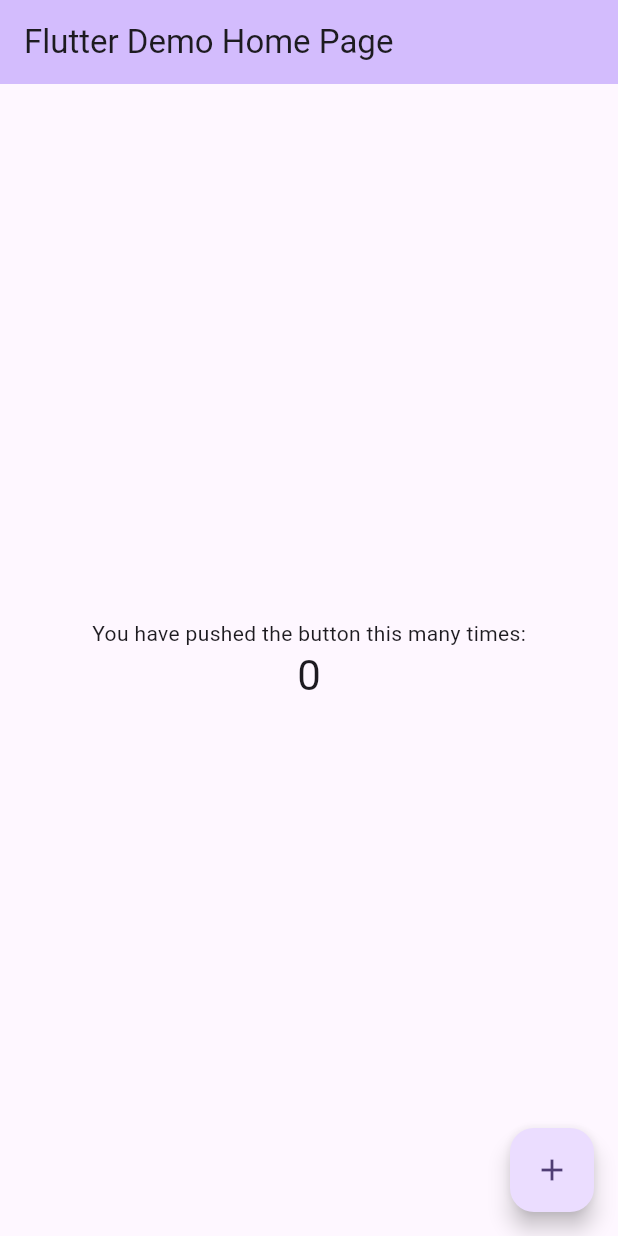
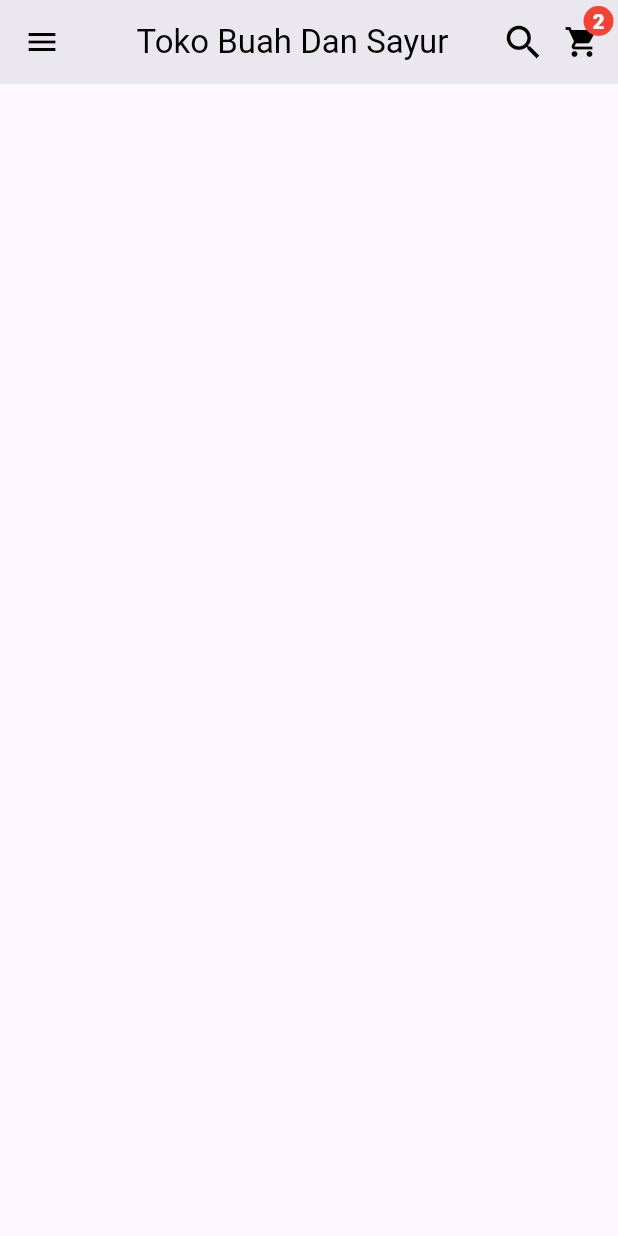
Before and after one commit to adnfutuh/grocery_app, a Flutter app: the screen it shows after launch, on a phone screen of 412 x 824 dp. Run offline on Flutter 3.47's test engine with Material 3 defaults, Android fonts, the phone set to English and light mode, and no system bars.

Commit message:
feat : add appbar

```diff
--- a/lib/main.dart
+++ b/lib/main.dart
@@ -11,115 +11,84 @@ class MyApp extends StatelessWidget {
   @override
   Widget build(BuildContext context) {
     return MaterialApp(
-      title: 'Flutter Demo',
-      theme: ThemeData(
-        // This is the theme of your application.
-        //
-        // TRY THIS: Try running your application with "flutter run". You'll see
-        // the application has a purple toolbar. Then, without quitting the app,
-        // try changing the seedColor in the colorScheme below to Colors.green
-        // and then invoke "hot reload" (save your changes or press the "hot
-        // reload" button in a Flutter-supported IDE, or press "r" if you used
-        // the command line to start the app).
-        //
-        // Notice that the counter didn't reset back to zero; the application
-        // state is not lost during the reload. To reset the state, use hot
-        // restart instead.
-        //
-        // This works for code too, not just values: Most code changes can be
-        // tested with just a hot reload.
-        colorScheme: ColorScheme.fromSeed(seedColor: Colors.deepPurple),
-        useMaterial3: true,
+        title: 'Flutter Demo',
+        debugShowCheckedModeBanner: false,
+        theme: ThemeData(
+          colorScheme: ColorScheme.fromSeed(seedColor: Colors.deepPurple),
+          useMaterial3: true,
+        ),
+        home: const MainPage());
+  }
+}
+
+class MainPage extends StatefulWidget {
+  const MainPage({super.key});
+
+  @override
+  State<MainPage> createState() => _MainPageState();
+}
+
+class _MainPageState extends State<MainPage> {
+  @override
+  Widget build(BuildContext context) {
+    return Scaffold(
+      appBar: AppBar(
+        elevation: 20,
+        backgroundColor: Colors.white,
+        leading: const Icon(
+          Icons.menu,
+          color: Colors.black,
+        ),
+        title: const Center(
+          child: Text(
+            'Toko Buah Dan Sayur',
+            style: TextStyle(color: Colors.black),
+          ),
+        ),
+        actions: [
+          const Row(
+            children: [
+              Icon(
+                Icons.search,
+                color: Colors.black,
+                size: 30,
+              ),
+            ],
+          ),
+          Stack(
+            children: [
+              IconButton(
+                onPressed: (() {}),
+                icon: const Icon(
+                  Icons.shopping_cart,
+                  color: Colors.black,
+                ),
+              ),
+              Positioned(
+                top: 0,
+                right: 3,
+                child: Container(
+                  height: 20,
+                  width: 20,
+                  decoration: const BoxDecoration(
+                    shape: BoxShape.circle,
+                    color: Colors.red,
+                  ),
+                  child: const Center(
+                    child: Text(
+                      '2',
+                      style: TextStyle(
+                        color: Colors.white,
+                        fontWeight: FontWeight.w800,
+                      ),
+                    ),
+                  ),
+                ),
+              )
+            ],
+          )
+        ],
       ),
-      home: const MyHomePage(title: 'Flutter Demo Home Page'),
     );
   }
 }
-
-class MyHomePage extends StatefulWidget {
-  const MyHomePage({super.key, required this.title});
-
-  // This widget is the home page of your application. It is stateful, meaning
-  // that it has a State object (defined below) that contains fields that affect
-  // how it looks.
-
-  // This class is the configuration for the state. It holds the values (in this
-  // case the title) provided by the parent (in this case the App widget) and
-  // used by the build method of the State. Fields in a Widget subclass are
-  // always marked "final".
-
-  final String title;
-
-  @override
-  State<MyHomePage> createState() => _MyHomePageState();
-}
-
-class _MyHomePageState extends State<MyHomePage> {
-  int _counter = 0;
-
-  void _incrementCounter() {
-    setState(() {
-      // This call to setState tells the Flutter framework that something has
-      // changed in this State, which causes it to rerun the build method below
-      // so that the display can reflect the updated values. If we changed
-      // _counter without calling setState(), then the build method would not be
-      // called again, and so nothing would appear to happen.
-      _counter++;
-    });
-  }
-
-  @override
-  Widget build(BuildContext context) {
-    // This method is rerun every time setState is called, for instance as done
-    // by the _incrementCounter method above.
-    //
-    // The Flutter framework has been optimized to make rerunning build methods
-    // fast, so that you can just rebuild anything that needs updating rather
-    // than having to individually change instances of widgets.
-    return Scaffold(
-      appBar: AppBar(
-        // TRY THIS: Try changing the color here to a specific color (to
-        // Colors.amber, perhaps?) and trigger a hot reload to see the AppBar
-        // change color while the other colors stay the same.
-        backgroundColor: Theme.of(context).colorScheme.inversePrimary,
-        // Here we take the value from the MyHomePage object that was created by
-        // the App.build method, and use it to set our appbar title.
-        title: Text(widget.title),
-      ),
-      body: Center(
-        // Center is a layout widget. It takes a single child and positions it
-        // in the middle of the parent.
-        child: Column(
-          // Column is also a layout widget. It takes a list of children and
-          // arranges them vertically. By default, it sizes itself to fit its
-          // children horizontally, and tries to be as tall as its parent.
-          //
-          // Column has various properties to control how it sizes itself and
-          // how it positions its children. Here we use mainAxisAlignment to
-          // center the children vertically; the main axis here is the vertical
-          // axis because Columns are vertical (the cross axis would be
-          // horizontal).
-          //
-          // TRY THIS: Invoke "debug painting" (choose the "Toggle Debug Paint"
-          // action in the IDE, or press "p" in the console), to see the
-          // wireframe for each widget.
-          mainAxisAlignment: MainAxisAlignment.center,
-          children: <Widget>[
-            const Text(
-              'You have pushed the button this many times:',
-            ),
-            Text(
-              '$_counter',
-              style: Theme.of(context).textTheme.headlineMedium,
-            ),
-          ],
-        ),
-      ),
-      floatingActionButton: FloatingActionButton(
-        onPressed: _incrementCounter,
-        tooltip: 'Increment',
-        child: const Icon(Icons.add),
-      ), // This trailing comma makes auto-formatting nicer for build methods.
-    );
-  }
-}
```
